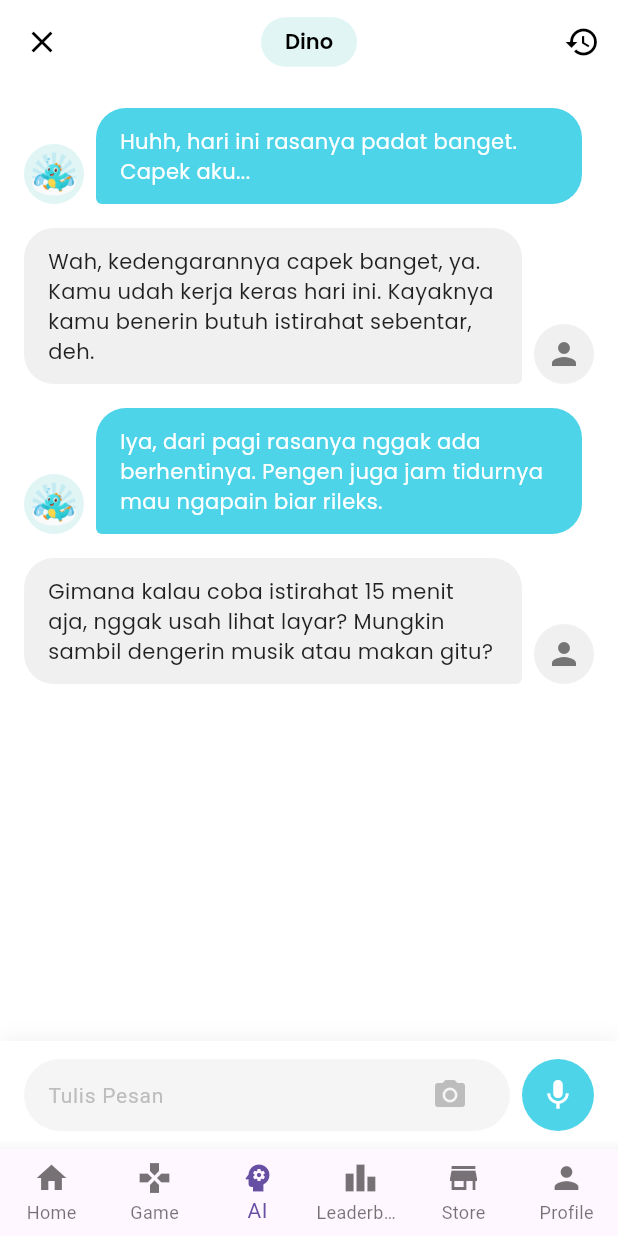
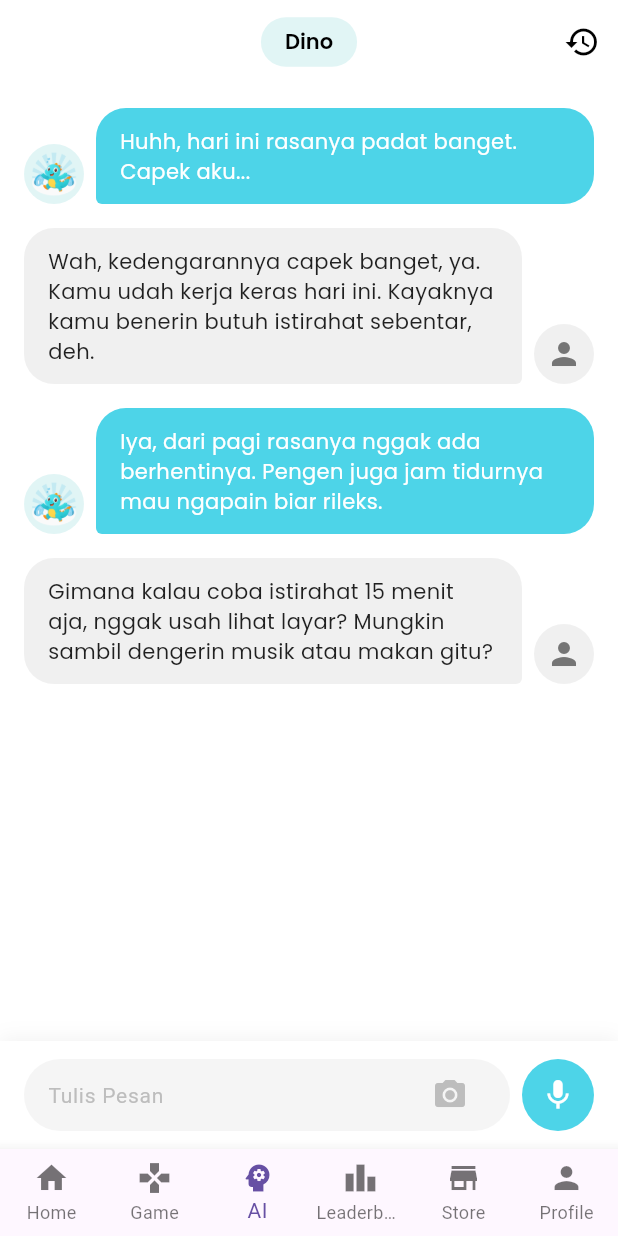
Before and after one commit to chindomiegoreng/mintrix, a Flutter app: the MainNavigationPage screen opened by its route, item 3 of the bottom bar chosen, on a phone screen of 412 x 824 dp. Run offline on Flutter 3.47's test engine with Material 3 defaults, Android fonts, the phone set to English and light mode, and no system bars; our stand-ins replace bloc, equatable, flutter_bloc, flutter_svg, google_fonts, image_picker and 1 more; missing offline and left inert: radar_chart; accounts and stored records are empty; project files that could hold a hidden picture were left out.

Commit message:
Fixed : AI Page

```diff
--- a/lib/features/ai/presentation/pages/ai_history_page.dart
+++ b/lib/features/ai/presentation/pages/ai_history_page.dart
@@ -23,7 +23,7 @@ class AIHistoryPage extends StatelessWidget {
         backgroundColor: Colors.white,
         elevation: 0,
         leading: IconButton(
-          icon: const Icon(Icons.arrow_back, color: Colors.black),
+          icon: const Icon(Icons.arrow_back_ios, color: Colors.black),
           onPressed: () => Navigator.pop(context),
         ),
         title: Container(
@@ -37,7 +37,7 @@ class AIHistoryPage extends StatelessWidget {
             style: primaryTextStyle.copyWith(
               fontSize: 14,
               fontWeight: semiBold,
-              color: const Color(0xff4DD4E8),
+              color: Colors.black,
             ),
           ),
         ),
--- a/lib/features/ai/presentation/pages/ai_page.dart
+++ b/lib/features/ai/presentation/pages/ai_page.dart
@@ -3,7 +3,9 @@ import 'package:mintrix/features/ai/presentation/pages/ai_history_page.dart';
 import 'package:mintrix/shared/theme.dart';
 
 class AIPage extends StatefulWidget {
-  const AIPage({super.key});
+  final bool showAppBar;
+
+  const AIPage({super.key, this.showAppBar = true});
 
   @override
   State<AIPage> createState() => _AIPageState();
@@ -63,12 +65,15 @@ class _AIPageState extends State<AIPage> {
     return Scaffold(
       backgroundColor: Colors.white,
       appBar: AppBar(
+        automaticallyImplyLeading: false,
         backgroundColor: Colors.white,
         elevation: 0,
-        leading: IconButton(
-          icon: const Icon(Icons.close, color: Colors.black),
-          onPressed: () => Navigator.pop(context),
-        ),
+        leading: widget.showAppBar
+            ? IconButton(
+                icon: const Icon(Icons.close, color: Colors.black),
+                onPressed: () => Navigator.pop(context),
+              )
+            : null,
         title: Container(
           padding: const EdgeInsets.symmetric(horizontal: 16, vertical: 6),
           decoration: BoxDecoration(
@@ -80,7 +85,7 @@ class _AIPageState extends State<AIPage> {
             style: primaryTextStyle.copyWith(
               fontSize: 14,
               fontWeight: semiBold,
-              color: Colors.black
+              color: Colors.black,
             ),
           ),
         ),
@@ -91,7 +96,9 @@ class _AIPageState extends State<AIPage> {
             onPressed: () {
               Navigator.push(
                 context,
-                MaterialPageRoute(builder: (context) => const AIHistoryPage()),
+                MaterialPageRoute(
+                  builder: (context) => const AIHistoryPage(),
+                ),
               );
             },
           ),
@@ -99,7 +106,6 @@ class _AIPageState extends State<AIPage> {
       ),
       body: Column(
         children: [
-          // Chat messages
           Expanded(
             child: ListView.builder(
               padding: const EdgeInsets.all(16),
@@ -110,7 +116,6 @@ class _AIPageState extends State<AIPage> {
               },
             ),
           ),
-          // Input field
           Container(
             padding: const EdgeInsets.symmetric(horizontal: 16, vertical: 12),
             decoration: BoxDecoration(
@@ -236,9 +241,7 @@ class _AIPageState extends State<AIPage> {
               ),
             ),
           ),
-          if (message.isFromDino) ...[
-            const SizedBox(width: 8),
-          ] else ...[
+          if (!message.isFromDino) ...[
             const SizedBox(width: 8),
             CircleAvatar(
               radius: 20,
--- a/lib/features/main/presentation/pages/main_navigation_page.dart
+++ b/lib/features/main/presentation/pages/main_navigation_page.dart
@@ -23,7 +23,7 @@ class MainNavigationPage extends StatelessWidget {
             children: const [
               HomePage(),
               GamePage(),
-              AIPage(),
+              AIPage(showAppBar: false),
               LeaderboardPage(),
               StorePage(),
               ProfilePage(),
```
